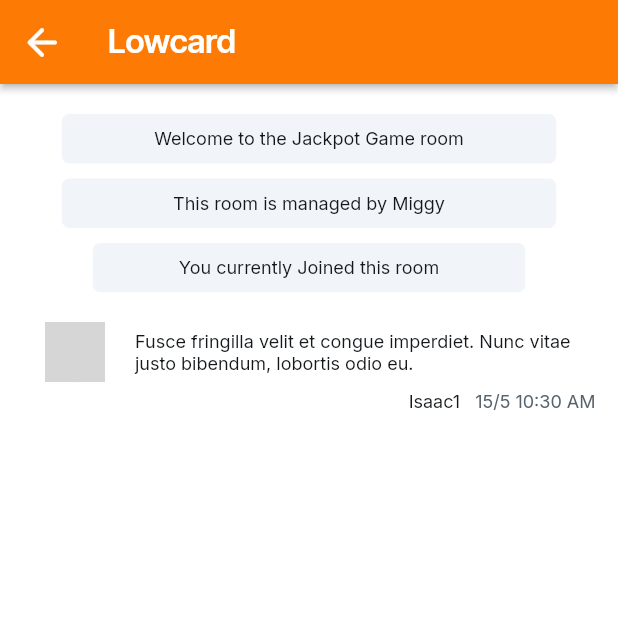
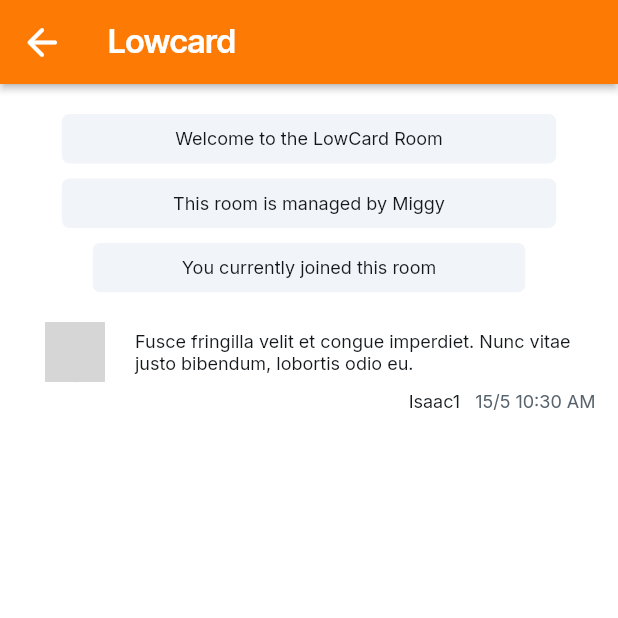
Before and after one commit to bidurkhatri/miggyapp, a Flutter app: the GameWidget screen opened by its route, after a tap on the "send" icon, on a phone screen of 412 x 824 dp, the top half of it. Run offline on Flutter 3.47's test engine with Material 3 defaults, Android fonts, the phone set to English and light mode, and no system bars; our stand-ins replace auto_size_text, cloud_firestore, dropdown_button2, easy_debounce, expandable, file_picker and 20 more; missing offline and left inert: json_path, mime_type, text_search; accounts and stored records are empty; network calls fail; statements that could not run were skipped; grey boxes are pictures that could not be loaded.

Commit message:
Updating to latest FlutterFlow output.

```diff
--- a/lib/components/messages_widget.dart
+++ b/lib/components/messages_widget.dart
@@ -425,7 +425,7 @@ class _MessagesWidgetState extends State<MessagesWidget> {
                           alignment: AlignmentDirectional(0.0, 0.0),
                           child: Text(
                             FFLocalizations.of(context).getText(
-                              'okmf0nkt' /* JB */,
+                              'okmf0nkt' /* LB */,
                             ),
                             style: FlutterFlowTheme.of(context)
                                 .bodyMedium
@@ -499,7 +499,7 @@ class _MessagesWidgetState extends State<MessagesWidget> {
                                   Text(
                                     valueOrDefault<String>(
                                       widget.refMessages?.botName,
-                                      'Jackpot Bot',
+                                      'LowCard Bot',
                                     ),
                                     style: FlutterFlowTheme.of(context)
                                         .bodyMedium
--- a/lib/flutter_flow/internationalization.dart
+++ b/lib/flutter_flow/internationalization.dart
@@ -1415,7 +1415,7 @@ final kTranslationsMap = <Map<String, Map<String, String>>>[
       'fr': '',
     },
     'yzzkhzaz': {
-      'en': 'Removal of inactive Admin zand CS',
+      'en': 'Welcome to the Community',
       'fr': '',
     },
     'd5jyqxe4': {
@@ -1428,7 +1428,7 @@ final kTranslationsMap = <Map<String, Map<String, String>>>[
       'fr': '',
     },
     'k19m9vmr': {
-      'en': 'New policy on inactive accounts',
+      'en': 'Everyone is welcome here',
       'fr': '',
     },
     'yjqblfp2': {
@@ -1441,7 +1441,7 @@ final kTranslationsMap = <Map<String, Map<String, String>>>[
       'fr': '',
     },
     '153ihrsu': {
-      'en': 'Removal of inactive Admin zand CS',
+      'en': 'Does this ring the bell?',
       'fr': '',
     },
     '0j6bff8h': {
@@ -1454,7 +1454,7 @@ final kTranslationsMap = <Map<String, Map<String, String>>>[
       'fr': '',
     },
     'skyckb4l': {
-      'en': 'Removal of inactive Admin zand CS',
+      'en': 'Game Game Game',
       'fr': '',
     },
     '69fhg6jq': {
@@ -1467,7 +1467,7 @@ final kTranslationsMap = <Map<String, Map<String, String>>>[
       'fr': '',
     },
     '2csatc0f': {
-      'en': 'Removal of inactive Admin zand CS',
+      'en': 'Chat Chat Chat',
       'fr': '',
     },
     '85owyklr': {
@@ -2172,7 +2172,7 @@ final kTranslationsMap = <Map<String, Map<String, String>>>[
       'fr': '',
     },
     'q3y1ufnu': {
-      'en': 'Live since 2020',
+      'en': 'Live since 2025',
       'fr': '',
     },
     'mknjg0kq': {
@@ -2184,7 +2184,7 @@ final kTranslationsMap = <Map<String, Map<String, String>>>[
       'fr': '',
     },
     'cipca8j7': {
-      'en': 'contact@miggy.co',
+      'en': 'contact@miggy.app',
       'fr': '',
     },
     'yhegjxny': {
@@ -2501,10 +2501,6 @@ final kTranslationsMap = <Map<String, Map<String, String>>>[
       'en': 'Search...',
       'fr': '',
     },
-    'he3d7tte': {
-      'en': 'Nigeria',
-      'fr': '',
-    },
     'cjuvderc': {
       'en': 'United States',
       'fr': '',
@@ -2527,6 +2523,14 @@ final kTranslationsMap = <Map<String, Map<String, String>>>[
     },
     'efggv2ts': {
       'en': 'Nepal',
+      'fr': '',
+    },
+    'jreyxnxs': {
+      'en': 'Australia',
+      'fr': '',
+    },
+    'ulef5mas': {
+      'en': 'New Zealand',
       'fr': '',
     },
     'wz7qp463': {
@@ -2773,7 +2777,7 @@ final kTranslationsMap = <Map<String, Map<String, String>>>[
   // Game
   {
     'bcq3zsrd': {
-      'en': 'Welcome to the Jackpot Game room',
+      'en': 'Welcome to the LowCard Room',
       'fr': '',
     },
     'f3rwqmbz': {
@@ -2781,7 +2785,7 @@ final kTranslationsMap = <Map<String, Map<String, String>>>[
       'fr': '',
     },
     '8jd1q3u4': {
-      'en': 'You currently Joined this room',
+      'en': 'You currently joined this room',
       'fr': '',
     },
     'nxanl9bp': {
@@ -3070,7 +3074,7 @@ final kTranslationsMap = <Map<String, Map<String, String>>>[
   // messages
   {
     'okmf0nkt': {
-      'en': 'JB',
+      'en': 'LB',
       'fr': '',
     },
   },
--- a/lib/game/game_widget.dart
+++ b/lib/game/game_widget.dart
@@ -251,7 +251,7 @@ class _GameWidgetState extends State<GameWidget> {
                                       alignment: AlignmentDirectional(0.0, 0.0),
                                       child: Text(
                                         FFLocalizations.of(context).getText(
-                                          'bcq3zsrd' /* Welcome to the Jackpot Game ro... */,
+                                          'bcq3zsrd' /* Welcome to the LowCard Room */,
                                         ),
                                         style: FlutterFlowTheme.of(context)
                                             .bodyMedium
@@ -335,7 +335,7 @@ class _GameWidgetState extends State<GameWidget> {
                                       alignment: AlignmentDirectional(0.0, 0.0),
                                       child: Text(
                                         FFLocalizations.of(context).getText(
-                                          '8jd1q3u4' /* You currently Joined this room */,
+                                          '8jd1q3u4' /* You currently joined this room */,
                                         ),
                                         style: FlutterFlowTheme.of(context)
                                             .bodyMedium
--- a/lib/pages/gifts_store/gifts_store_widget.dart
+++ b/lib/pages/gifts_store/gifts_store_widget.dart
@@ -442,7 +442,7 @@ class _GiftsStoreWidgetState extends State<GiftsStoreWidget> {
                                                       FormatType.decimal,
                                                   decimalType:
                                                       DecimalType.periodDecimal,
-                                                  currency: 'RC ',
+                                                  currency: '\$M ',
                                                 ),
                                                 style: FlutterFlowTheme.of(
                                                         context)
@@ -582,7 +582,7 @@ class _GiftsStoreWidgetState extends State<GiftsStoreWidget> {
                                                       FormatType.decimal,
                                                   decimalType:
                                                       DecimalType.periodDecimal,
-                                                  currency: 'RC ',
+                                                  currency: '\$M ',
                                                 ),
                                                 style: FlutterFlowTheme.of(
                                                         context)
--- a/lib/pages/helpsupport/helpsupport_widget.dart
+++ b/lib/pages/helpsupport/helpsupport_widget.dart
@@ -155,7 +155,7 @@ class _HelpsupportWidgetState extends State<HelpsupportWidget> {
                     children: [
                       Text(
                         FFLocalizations.of(context).getText(
-                          'q3y1ufnu' /* Live since 2020 */,
+                          'q3y1ufnu' /* Live since 2025 */,
                         ),
                         textAlign: TextAlign.center,
                         style: FlutterFlowTheme.of(context).bodyMedium.override(
@@ -216,7 +216,7 @@ class _HelpsupportWidgetState extends State<HelpsupportWidget> {
                       ),
                       Text(
                         FFLocalizations.of(context).getText(
-                          'cipca8j7' /* contact@miggy.co */,
+                          'cipca8j7' /* contact@miggy.app */,
                         ),
                         textAlign: TextAlign.center,
                         style: FlutterFlowTheme.of(context).bodyMedium.override(
```
Also changed, not shown: lib/pages/announcements/announcements_widget.dart (+5 -5 lines), lib/pages/sign_up/sign_up_widget.dart (+6 -3 lines), 2 other files.
